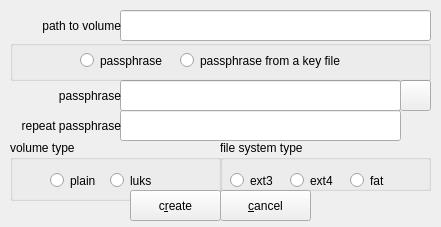
Old version of the form zuluCrypt-gui/createpartition.ui in the repository mhogomchungu/zuluCrypt.
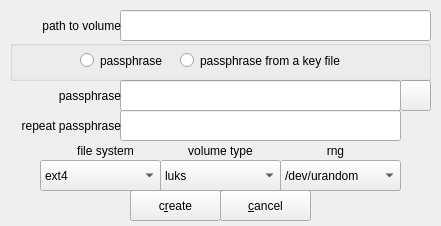
New version of the form.

Commit message: put the option to use a random number generator infront of a user when creating volumes

```diff
--- a/zuluCrypt-gui/createpartition.ui
+++ b/zuluCrypt-gui/createpartition.ui
@@ -10,7 +10,7 @@
     <x>0</x>
     <y>0</y>
     <width>441</width>
-    <height>227</height>
+    <height>226</height>
    </rect>
   </property>
   <property name="windowTitle">
@@ -42,97 +42,6 @@
     <set>Qt::AlignRight|Qt::AlignTrailing|Qt::AlignVCenter</set>
    </property>
   </widget>
-  <widget class="QGroupBox" name="groupBox">
-   <property name="geometry">
-    <rect>
-     <x>10</x>
-     <y>140</y>
-     <width>211</width>
-     <height>61</height>
-    </rect>
-   </property>
-   <property name="title">
-    <string>volume type</string>
-   </property>
-   <widget class="QRadioButton" name="rbPlain">
-    <property name="geometry">
-     <rect>
-      <x>40</x>
-      <y>30</y>
-      <width>61</width>
-      <height>21</height>
-     </rect>
-    </property>
-    <property name="text">
-     <string>plain</string>
-    </property>
-   </widget>
-   <widget class="QRadioButton" name="rbLuks">
-    <property name="geometry">
-     <rect>
-      <x>100</x>
-      <y>30</y>
-      <width>71</width>
-      <height>21</height>
-     </rect>
-    </property>
-    <property name="text">
-     <string>luks</string>
-    </property>
-   </widget>
-  </widget>
-  <widget class="QGroupBox" name="groupBox_2">
-   <property name="geometry">
-    <rect>
-     <x>220</x>
-     <y>140</y>
-     <width>211</width>
-     <height>51</height>
-    </rect>
-   </property>
-   <property name="title">
-    <string>file system type</string>
-   </property>
-   <widget class="QRadioButton" name="rbext3">
-    <property name="geometry">
-     <rect>
-      <x>10</x>
-      <y>30</y>
-      <width>95</width>
-      <height>21</height>
-     </rect>
-    </property>
-    <property name="text">
-     <string>ext3</string>
-    </property>
-   </widget>
-   <widget class="QRadioButton" name="rbext4">
-    <property name="geometry">
-     <rect>
-      <x>70</x>
-      <y>30</y>
-      <width>61</width>
-      <height>21</height>
-     </rect>
-    </property>
-    <property name="text">
-     <string>ext4</string>
-    </property>
-   </widget>
-   <widget class="QRadioButton" name="rbfat">
-    <property name="geometry">
-     <rect>
-      <x>130</x>
-      <y>30</y>
-      <width>61</width>
-      <height>21</height>
-     </rect>
-    </property>
-    <property name="text">
-     <string>fat</string>
-    </property>
-   </widget>
-  </widget>
   <widget class="QPushButton" name="pbCreate">
    <property name="geometry">
     <rect>
@@ -275,6 +184,122 @@
     </property>
    </widget>
   </widget>
+  <widget class="QLabel" name="labelfs">
+   <property name="geometry">
+    <rect>
+     <x>50</x>
+     <y>140</y>
+     <width>111</width>
+     <height>21</height>
+    </rect>
+   </property>
+   <property name="text">
+    <string>file system</string>
+   </property>
+   <property name="alignment">
+    <set>Qt::AlignCenter</set>
+   </property>
+  </widget>
+  <widget class="QComboBox" name="comboBoxFS">
+   <property name="geometry">
+    <rect>
+     <x>40</x>
+     <y>160</y>
+     <width>121</width>
+     <height>31</height>
+    </rect>
+   </property>
+   <item>
+    <property name="text">
+     <string>ext4</string>
+    </property>
+   </item>
+   <item>
+    <property name="text">
+     <string>ext3</string>
+    </property>
+   </item>
+   <item>
+    <property name="text">
+     <string>fat</string>
+    </property>
+   </item>
+  </widget>
+  <widget class="QLabel" name="labelvolumetype">
+   <property name="geometry">
+    <rect>
+     <x>160</x>
+     <y>140</y>
+     <width>121</width>
+     <height>21</height>
+    </rect>
+   </property>
+   <property name="text">
+    <string>volume type</string>
+   </property>
+   <property name="alignment">
+    <set>Qt::AlignCenter</set>
+   </property>
+  </widget>
+  <widget class="QComboBox" name="comboBoxVolumeType">
+   <property name="geometry">
+    <rect>
+     <x>160</x>
+     <y>160</y>
+     <width>121</width>
+     <height>31</height>
+    </rect>
+   </property>
+   <property name="layoutDirection">
+    <enum>Qt::LeftToRight</enum>
+   </property>
+   <item>
+    <property name="text">
+     <string>luks</string>
+    </property>
+   </item>
+   <item>
+    <property name="text">
+     <string>plain</string>
+    </property>
+   </item>
+  </widget>
+  <widget class="QLabel" name="labelrng">
+   <property name="geometry">
+    <rect>
+     <x>280</x>
+     <y>140</y>
+     <width>111</width>
+     <height>21</height>
+    </rect>
+   </property>
+   <property name="text">
+    <string>rng</string>
+   </property>
+   <property name="alignment">
+    <set>Qt::AlignCenter</set>
+   </property>
+  </widget>
+  <widget class="QComboBox" name="comboBoxRNG">
+   <property name="geometry">
+    <rect>
+     <x>280</x>
+     <y>160</y>
+     <width>121</width>
+     <height>31</height>
+    </rect>
+   </property>
+   <item>
+    <property name="text">
+     <string>/dev/urandom</string>
+    </property>
+   </item>
+   <item>
+    <property name="text">
+     <string>/dev/random</string>
+    </property>
+   </item>
+  </widget>
  </widget>
  <resources/>
  <connections/>
```
The commit also changes 4 other files.
